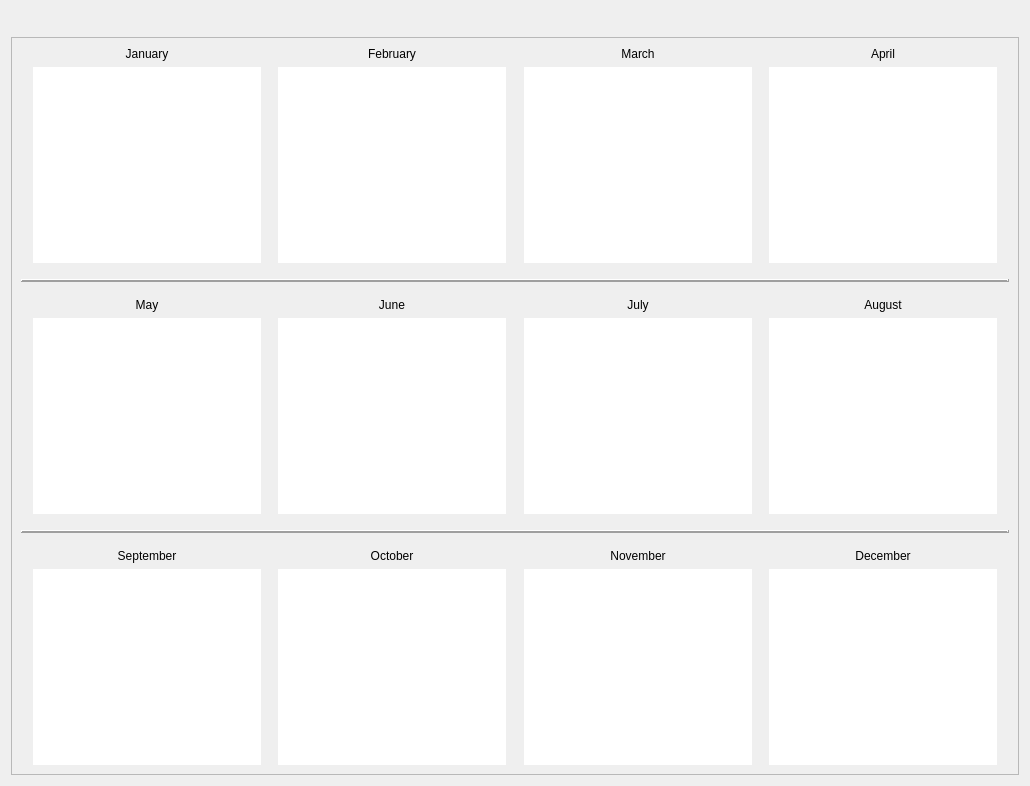
Above: CashFlowManager/expensetypesummarydialog.ui from epw7856/CashFlowManager before the change. Below: the same form after it.
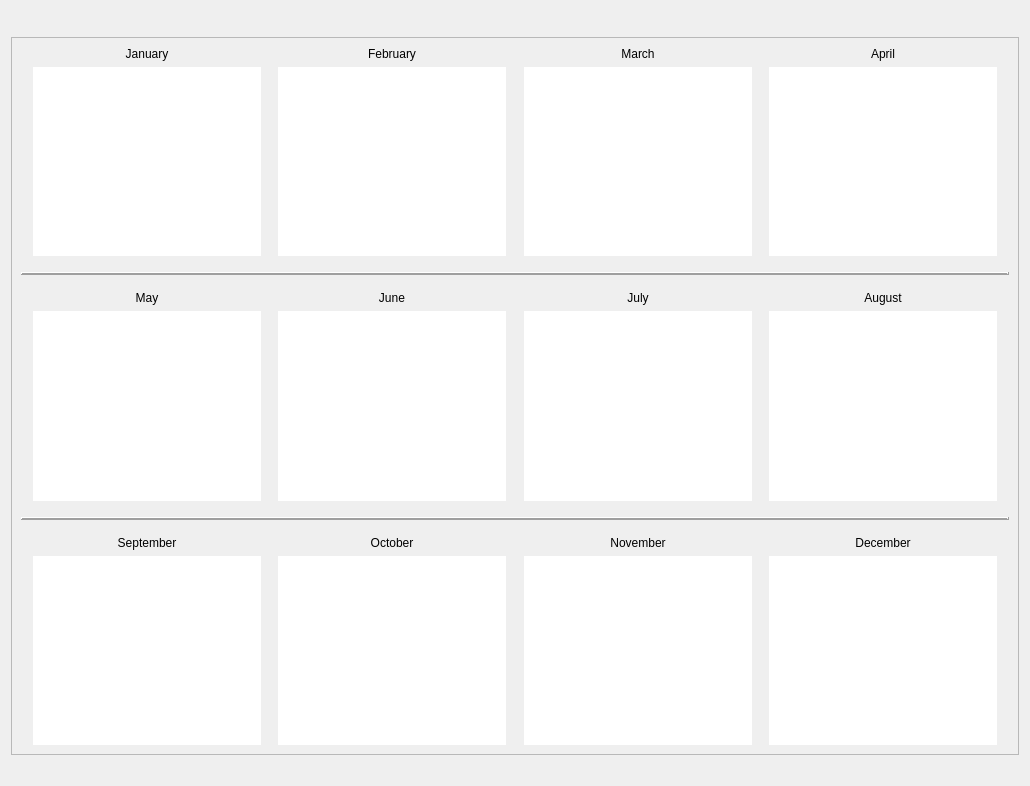
That is the form after the change.

Commit message: Added table date for the expense type summary dialog.

Patch:
```diff
--- a/CashFlowManager/expensetypesummarydialog.ui
+++ b/CashFlowManager/expensetypesummarydialog.ui
@@ -68,7 +68,7 @@
         <x>0</x>
         <y>0</y>
         <width>1010</width>
-        <height>738</height>
+        <height>712</height>
        </rect>
       </property>
       <layout class="QVBoxLayout" name="verticalLayout_15">
@@ -775,6 +775,19 @@
      </widget>
     </widget>
    </item>
+   <item>
+    <spacer name="horizontalSpacer_6">
+     <property name="orientation">
+      <enum>Qt::Horizontal</enum>
+     </property>
+     <property name="sizeHint" stdset="0">
+      <size>
+       <width>40</width>
+       <height>20</height>
+      </size>
+     </property>
+    </spacer>
+   </item>
   </layout>
  </widget>
  <resources/>
```
The commit also changes 5 other files.
